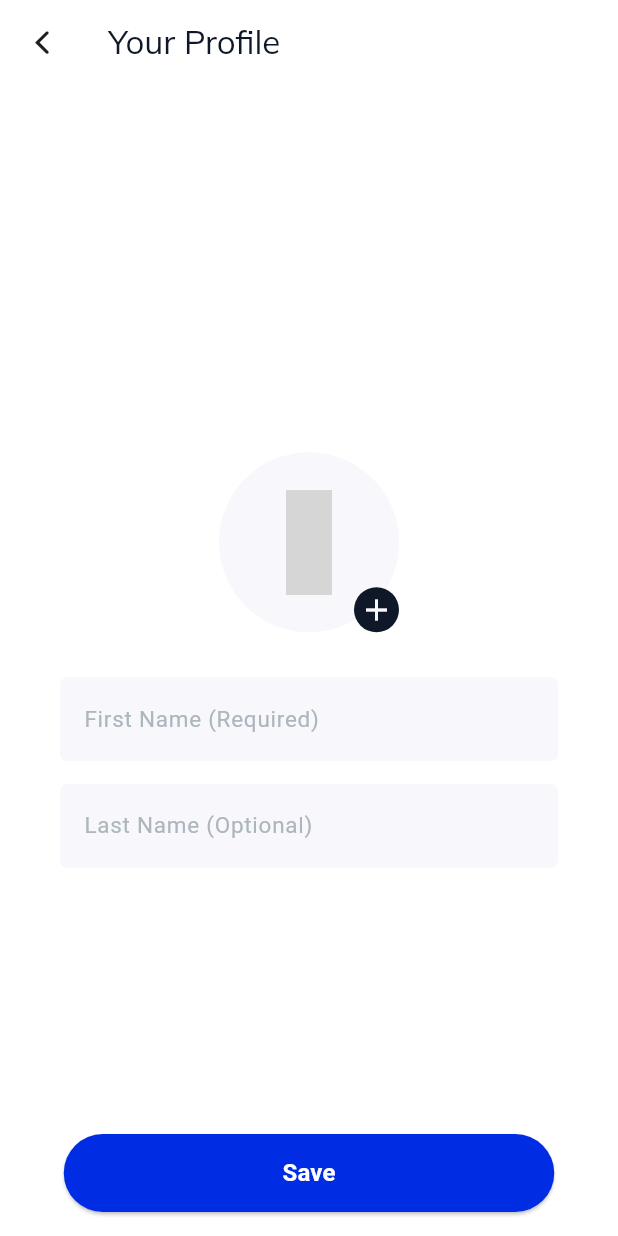
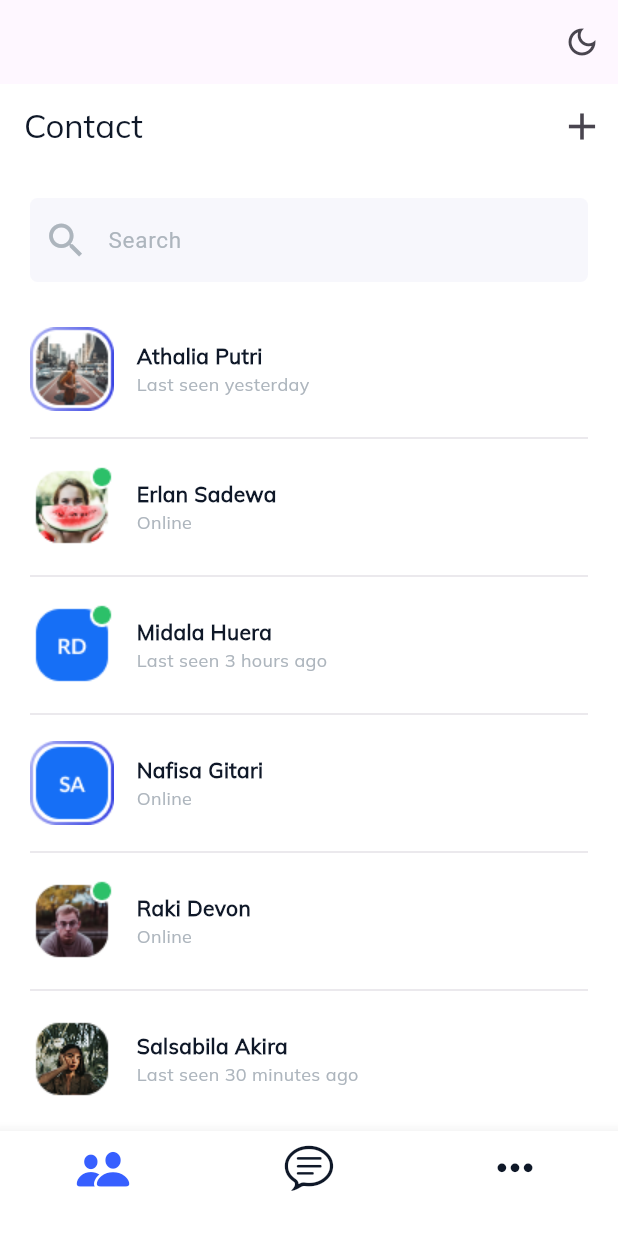
Before and after one commit to ganeshchay2021/facebook_messanger_app_ui, a Flutter app: the ProfileScreen screen opened directly, after a tap on "Save", on a phone screen of 412 x 824 dp. Run offline on Flutter 3.47's test engine with Material 3 defaults, Android fonts, the phone set to English and light mode, and no system bars; our stand-ins replace flutter_bloc, iconsax, pinput; grey boxes are pictures that could not be loaded.

Commit message:
Contact screen and Chat Screen added

```diff
--- /dev/null
+++ b/lib/data/model/contact.dart
@@ -0,0 +1,62 @@
+class ContactModel {
+  final String name;
+  final String image;
+  final String lastSeen;
+
+  ContactModel({
+    required this.name,
+    required this.image,
+    required this.lastSeen,
+  });
+}
+
+final List<ContactModel> listOfContacts = [
+  ContactModel(
+    name: "Athalia Putri",
+    image: "assets/images/Avatar (1).png",
+    lastSeen: "Last seen yesterday",
+  ),
+  ContactModel(
+    name: "Erlan Sadewa",
+    image: "assets/images/Avatar (2).png",
+    lastSeen: "Online",
+  ),
+  ContactModel(
+    name: "Midala Huera",
+    image: "assets/images/Avatar (3).png",
+    lastSeen: "Last seen 3 hours ago",
+  ),
+  ContactModel(
+    name: "Nafisa Gitari",
+    image: "assets/images/Avatar (4).png",
+    lastSeen: "Online",
+  ),
+  ContactModel(
+    name: "Raki Devon",
+    image: "assets/images/Avatar (6).png",
+    lastSeen: "Online",
+  ),
+  ContactModel(
+    name: "Salsabila Akira",
+    image: "assets/images/Avatar.png",
+    lastSeen: "Last seen 30 minutes ago",
+  ),
+];
+
+final List<ContactModel> listOfChats = [
+  ContactModel(
+    name: "Raki Devon",
+    image: "assets/images/Avatar (6).png",
+    lastSeen: "Online",
+  ),
+  ContactModel(
+    name: "Salsabila Akira",
+    image: "assets/images/Avatar.png",
+    lastSeen: "Last seen 30 minutes ago",
+  ),
+  ContactModel(
+    name: "Erlan Sadewa",
+    image: "assets/images/Avatar (2).png",
+    lastSeen: "Online",
+  ),
+];
--- /dev/null
+++ b/lib/screens/bottonnavbar/bottom_nav_bar.dart
@@ -0,0 +1,74 @@
+import 'package:flutter/cupertino.dart';
+import 'package:flutter/material.dart';
+import 'package:flutter_bloc/flutter_bloc.dart';
+import 'package:messanger_app_ui/domain/constant/app_colors.dart';
+import 'package:messanger_app_ui/domain/constant/cubit/themes_cubit.dart';
+import 'package:messanger_app_ui/screens/bottonnavbar/chat/chat_screen.dart';
+import 'package:messanger_app_ui/screens/bottonnavbar/contact/contact_screen.dart';
+import 'package:messanger_app_ui/screens/bottonnavbar/more/more_screen.dart';
+
+class BottomNavBar extends StatefulWidget {
+  const BottomNavBar({super.key});
+
+  @override
+  State<BottomNavBar> createState() => _BottomNavBarState();
+}
+
+class _BottomNavBarState extends State<BottomNavBar> {
+  int currentIndex = 0;
+  List<Widget> pages = const [
+    ContactScreen(),
+    ChatScreen(),
+    MoreScreen(),
+  ];
+  @override
+  Widget build(BuildContext context) {
+    return Scaffold(
+      appBar: AppBar(
+        actions: [
+          IconButton(
+            onPressed: () {
+              context.read<ThemesCubit>().toggledTheme();
+            },
+            icon: const Icon(Icons.dark_mode_outlined),
+          ),
+        ],
+      ),
+      body: IndexedStack(
+        index: currentIndex,
+        children: pages,
+      ),
+      bottomNavigationBar: BottomNavigationBar(
+        backgroundColor: Theme.of(context).brightness == Brightness.dark
+            ? AppColor.scafoldDark
+            : AppColor.scafoldLight,
+        currentIndex: currentIndex,
+        onTap: (value) {
+          setState(() {
+            currentIndex = value;
+          });
+        },
+        iconSize: 35,
+        selectedItemColor: AppColor.buttonDarkMode,
+        unselectedItemColor: Theme.of(context).brightness==Brightness.dark? AppColor.scafoldLight:AppColor.scafoldDark ,
+        items: const [
+          BottomNavigationBarItem(
+              icon: Icon(
+                CupertinoIcons.person_2_fill,
+              ),
+              label: ""),
+          BottomNavigationBarItem(
+              icon: Icon(
+                CupertinoIcons.chat_bubble_text,
+              ),
+              label: ""),
+          BottomNavigationBarItem(
+              icon: Icon(
+                Icons.more_horiz,
+              ),
+              label: "")
+        ],
+      ),
+    );
+  }
+}
--- /dev/null
+++ b/lib/screens/bottonnavbar/chat/chat_screen.dart
@@ -0,0 +1,158 @@
+import 'package:flutter/material.dart';
+import 'package:messanger_app_ui/data/model/contact.dart';
+import 'package:messanger_app_ui/domain/constant/app_colors.dart';
+import 'package:messanger_app_ui/screens/widgets/ui_helper.dart';
+
+class ChatScreen extends StatefulWidget {
+  const ChatScreen({super.key});
+
+  @override
+  State<ChatScreen> createState() => _ChatScreenState();
+}
+
+class _ChatScreenState extends State<ChatScreen> {
+  TextEditingController placeholderController = TextEditingController();
+  @override
+  Widget build(BuildContext context) {
+    return Scaffold(
+        appBar: AppBar(
+          backgroundColor: Theme.of(context).brightness == Brightness.dark
+              ? AppColor.scafoldDark
+              : AppColor.scafoldLight,
+          title: UiHelper.customText(text: "Chats", context: context),
+          actions: [
+            IconButton(
+              onPressed: () {},
+              icon: const Icon(Icons.mark_chat_unread_outlined),
+            ),
+            IconButton(
+              onPressed: () {},
+              icon: const Icon(Icons.more_vert_rounded),
+            ),
+          ],
+        ),
+        body: Padding(
+          padding: const EdgeInsets.symmetric(horizontal: 15),
+          child: Column(
+            children: [
+              const SizedBox(
+                height: 5,
+              ),
+              SizedBox(
+                height: 100,
+                child: Row(
+                  children: [
+                    Column(
+                      children: [
+                        UiHelper.assetImage(
+                            image: "assets/images/Avatar (7).png"),
+                        const SizedBox(
+                          height: 5,
+                        ),
+                        UiHelper.customText(
+                            text: "Your Story", context: context)
+                      ],
+                    ),
+                    const SizedBox(
+                      width: 8,
+                    ),
+                    Expanded(
+                      child: ListView.builder(
+                        itemCount: listOfChats.length,
+                        scrollDirection: Axis.horizontal,
+                        itemBuilder: (context, index) {
+                          return Padding(
+                            padding: const EdgeInsets.symmetric(horizontal: 10),
+                            child: SizedBox(
+                              height: 56,
+                              width: 56,
+                              child: Column(
+                                crossAxisAlignment: CrossAxisAlignment.center,
+                                children: [
+                                  UiHelper.assetImage(
+                                      image: listOfChats[index].image),
+                                  const SizedBox(
+                                    height: 5,
+                                  ),
+                                  UiHelper.customText(
+                                    text: listOfChats[index].name,
+                                    context: context,
+                                  )
+                                ],
+                              ),
+                            ),
+                          );
+                        },
+                      ),
+                    )
+                  ],
+                ),
+              ),
+              const Divider(),
+              const SizedBox(
+                height: 15,
+              ),
+              UiHelper.customTextField(
+                  prefixIcon: Icon(
+                    Icons.search,
+                    size: 25,
+                    color: Theme.of(context).brightness == Brightness.dark
+                        ? AppColor.hintTextDarkMode
+                        : AppColor.hintTextLightMode,
+                  ),
+                  context: context,
+                  hintText: "Paceholder",
+                  keyboardType: TextInputType.text,
+                  controller: placeholderController),
+              const SizedBox(
+                height: 15,
+              ),
+              Expanded(
+                child: ListView.builder(
+                  itemCount: listOfChats.length,
+                  itemBuilder: (context, index) {
+                    return InkWell(
+                      borderRadius: BorderRadius.circular(10),
+                      onTap: () {},
+                      child: Padding(
+                        padding: const EdgeInsets.symmetric(vertical: 10),
+                        child: Row(
+                          children: [
+                            UiHelper.assetImage(
+                                image: listOfChats[index].image,
+                                height: 56,
+                                width: 56),
+                            const SizedBox(
+                              width: 15,
+                            ),
+                            Column(
+                              crossAxisAlignment: CrossAxisAlignment.start,
+                              children: [
+                                UiHelper.customText(
+                                    text: listOfChats[index].name,
+                                    context: context,
+                                    fontsize: 14,
+                                    fontweight: FontWeight.w600),
+                                UiHelper.customText(
+                                    text: listOfChats[index].lastSeen,
+                                    context: context,
+                                    color: Theme.of(context).brightness ==
+                                            Brightness.dark
+                                        ? AppColor.hintTextDarkMode
+                                        : AppColor.hintTextLightMode,
+                                    fontsize: 12,
+                                    fontweight: FontWeight.w400)
+                              ],
+                            )
+                          ],
+                        ),
+                      ),
+                    );
+                  },
+                ),
+              )
+            ],
+          ),
+        ));
+  }
+}
--- /dev/null
+++ b/lib/screens/bottonnavbar/contact/contact_screen.dart
@@ -0,0 +1,105 @@
+import 'package:flutter/material.dart';
+import 'package:messanger_app_ui/data/model/contact.dart';
+import 'package:messanger_app_ui/domain/constant/app_colors.dart';
+import 'package:messanger_app_ui/screens/widgets/ui_helper.dart';
+
+class ContactScreen extends StatefulWidget {
+  const ContactScreen({super.key});
+
+  @override
+  State<ContactScreen> createState() => _ContactScreenState();
+}
+
+class _ContactScreenState extends State<ContactScreen> {
+  TextEditingController searchController = TextEditingController();
+  @override
+  Widget build(BuildContext context) {
+    return Scaffold(
+      appBar: AppBar(
+        backgroundColor: Theme.of(context).brightness == Brightness.dark
+            ? AppColor.scafoldDark
+            : AppColor.scafoldLight,
+        title: UiHelper.customText(text: "Contact", context: context),
+        actions: [
+          IconButton(
+            onPressed: () {},
+            icon: const Icon(
+              Icons.add,
+              size: 30,
+            ),
+          ),
+        ],
+      ),
+      body: Padding(
+        padding: const EdgeInsets.only(left: 20, right: 20, top: 20),
+        child: Column(
+          children: [
+            UiHelper.customTextField(
+              prefixIcon: Icon(
+                Icons.search,
+                color: Theme.of(context).brightness == Brightness.dark
+                    ? AppColor.hintTextDarkMode
+                    : AppColor.hintTextLightMode,
+                size: 30,
+              ),
+              context: context,
+              hintText: "Search",
+              keyboardType: TextInputType.text,
+              controller: searchController,
+            ),
+            const SizedBox(
+              height: 20,
+            ),
+            Expanded(
+              child: ListView.separated(
+                  itemBuilder: (context, index) {
+                    final contact = listOfContacts[index];
+                    return InkWell(
+                      borderRadius: BorderRadius.circular(10),
+                      onTap: () {},
+                      child: Padding(
+                        padding: const EdgeInsets.symmetric(vertical: 10),
+                        child: Row(
+                          children: [
+                            UiHelper.assetImage(
+                                image: contact.image, height: 56, width: 56),
+                            const SizedBox(
+                              width: 15,
+                            ),
+                            Column(
+                              crossAxisAlignment: CrossAxisAlignment.start,
+                              children: [
+                                UiHelper.customText(
+                                    text: contact.name,
+                                    context: context,
+                                    fontsize: 14,
+                                    fontweight: FontWeight.w600),
+                                UiHelper.customText(
+                                    text: contact.lastSeen,
+                                    context: context,
+                                    color: Theme.of(context).brightness ==
+                                            Brightness.dark
+                                        ? AppColor.hintTextDarkMode
+                                        : AppColor.hintTextLightMode,
+                                    fontsize: 12,
+                                    fontweight: FontWeight.w400)
+                              ],
+                            )
+                          ],
+                        ),
+                      ),
+                    );
+                  },
+                  separatorBuilder: (context, index) {
+                    return const Divider(
+                      thickness: 0.5,
+                    );
+                  },
+                  itemCount: listOfContacts.length),
+            )
+          ],
+        ),
+      ),
+    );
+  }
+}
--- /dev/null
+++ b/lib/screens/bottonnavbar/more/more_screen.dart
@@ -0,0 +1,14 @@
+import 'package:flutter/material.dart';
+
+class MoreScreen extends StatelessWidget {
+  const MoreScreen({super.key});
+
+  @override
+  Widget build(BuildContext context) {
+    return const Scaffold(
+      body: Center(
+        child: Text("More Screen"),
+      ),
+    );
+  }
+}
--- a/lib/screens/profile/profile.dart
+++ b/lib/screens/profile/profile.dart
@@ -1,6 +1,8 @@
+import 'package:flutter/cupertino.dart';
 import 'package:flutter/material.dart';
 import 'package:iconsax/iconsax.dart';
 import 'package:messanger_app_ui/domain/constant/app_colors.dart';
+import 'package:messanger_app_ui/screens/bottonnavbar/bottom_nav_bar.dart';
 import 'package:messanger_app_ui/screens/widgets/ui_helper.dart';
 
 class ProfileScreen extends StatelessWidget {
@@ -24,8 +26,16 @@ class ProfileScreen extends StatelessWidget {
             : AppColor.scafoldLight,
       ),
       floatingActionButtonLocation: FloatingActionButtonLocation.centerFloat,
-      floatingActionButton:
-          UiHelper.customButton(onPressed: () {}, buttonName: "Save"),
+      floatingActionButton: UiHelper.customButton(
+          onPressed: () {
+            Navigator.pushAndRemoveUntil(
+                context,
+                CupertinoPageRoute(
+                  builder: (context) => const BottomNavBar(),
+                ),
+                (route) => false);
+          },
+          buttonName: "Save"),
       body: Padding(
         padding: const EdgeInsets.symmetric(horizontal: 40),
         child: Column(
--- a/lib/screens/widgets/ui_helper.dart
+++ b/lib/screens/widgets/ui_helper.dart
@@ -32,14 +32,14 @@ class UiHelper {
     String? fontFamily,
     double? letterSpacing,
     TextAlign? textAlign,
-
     required BuildContext context,
   }) {
     return Text(
       text,
       textAlign: textAlign,
       style: TextStyle(
-        letterSpacing: letterSpacing ,
+        overflow: TextOverflow.ellipsis,
+        letterSpacing: letterSpacing,
         color: color ??
             (Theme.of(context).brightness == Brightness.dark
                 ? AppColor.textDarkMode
@@ -79,12 +79,14 @@ class UiHelper {
   static customTextField(
       {required BuildContext context,
       required String hintText,
+      Icon? prefixIcon,
       required TextInputType keyboardType,
       required TextEditingController controller}) {
     return TextField(
       controller: controller,
       keyboardType: keyboardType,
       decoration: InputDecoration(
+        prefixIcon: prefixIcon,
         hintText: hintText,
         hintStyle: TextStyle(
             fontSize: 15,
@@ -116,8 +118,7 @@ class UiHelper {
 
   static customBackButton({required VoidCallback onPressed}) {
     return IconButton(
-      icon: const Icon(
-        CupertinoIcons.back),
+      icon: const Icon(CupertinoIcons.back),
       onPressed: onPressed,
     );
   }
```
Also changed, not shown: assets/images/Avatar (1).png (added), assets/images/Avatar (2).png (added), assets/images/Avatar (3).png (added), assets/images/Avatar (4).png (added), assets/images/Avatar (6).png (added), assets/images/Avatar (7).png (added), assets/images/Avatar (8).png (added), assets/images/Avatar.png (added).
